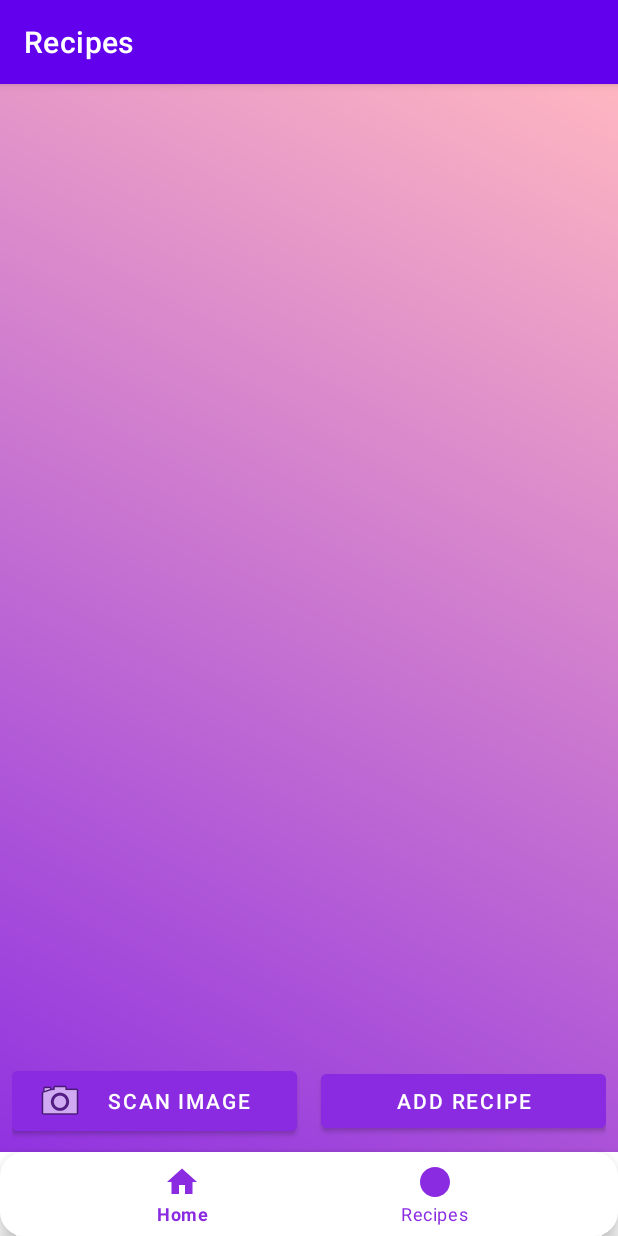
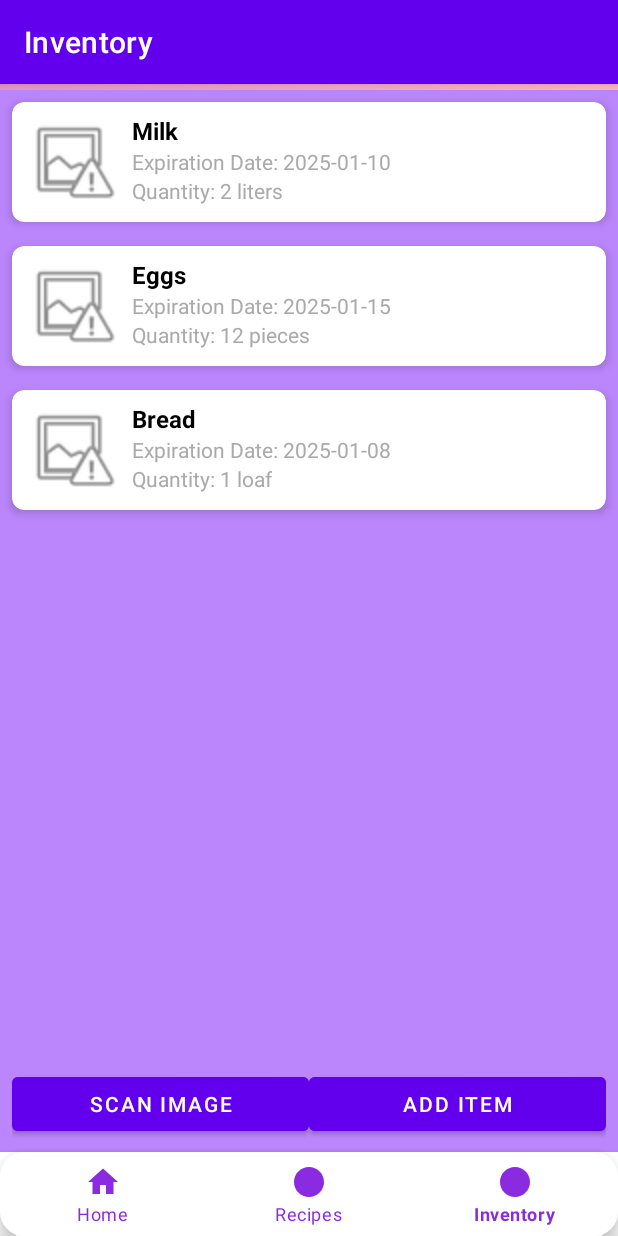
Before and after one commit to MvandeKamp/Yumly, an Android app: the RecipeFragment screen opened through its navigation route, item 3 of the bottom bar chosen, on a phone screen of 412 x 824 dp. Run offline under Robolectric (Android 15) with nearby library versions, the light colour scheme and no system bars; our stand-ins replace Room's generated code, navigation-ui.

Commit message:
newest features ye ye ye

```diff
--- a/app/src/main/java/com/mvandekamp/yumly/MainActivity.java
+++ b/app/src/main/java/com/mvandekamp/yumly/MainActivity.java
@@ -1,6 +1,7 @@
 package com.mvandekamp.yumly;
 
 import android.os.Bundle;
+import android.widget.Toolbar;
 
 import com.google.android.material.bottomnavigation.BottomNavigationView;
 
@@ -27,12 +28,14 @@ public class MainActivity extends AppCompatActivity {
         // Passing each menu ID as a set of Ids because each
         // menu should be considered as top level destinations.
         AppBarConfiguration appBarConfiguration = new AppBarConfiguration.Builder(
-                R.id.navigation_home, R.id.navigation_recipes)
+                R.id.navigation_home, R.id.navigation_recipes, R.id.navigation_inventory)
                 .build();
         NavController navController = Navigation.findNavController(this, R.id.nav_host_fragment_activity_main);
         NavigationUI.setupActionBarWithNavController(this, navController, appBarConfiguration);
         NavigationUI.setupWithNavController(binding.navView, navController);
 
+        Toolbar toolbar = findViewById(R.id.customToolbar);
+        setActionBar(toolbar);
     }
 
 }
--- a/app/src/main/java/com/mvandekamp/yumly/models/InventoryItem.java
+++ b/app/src/main/java/com/mvandekamp/yumly/models/InventoryItem.java
@@ -4,4 +4,11 @@ public class InventoryItem {
     public String name;
     public String estimatedExpirationDate; // e.g., "2025-01-10"
     public String estimatedQuantity;
+
+    // Constructor
+    public InventoryItem(String name, String estimatedExpirationDate, String estimatedQuantity) {
+        this.name = name;
+        this.estimatedExpirationDate = estimatedExpirationDate;
+        this.estimatedQuantity = estimatedQuantity;
+    }
 }
--- /dev/null
+++ b/app/src/main/java/com/mvandekamp/yumly/ui/inventory/InventoryAdapter.java
@@ -0,0 +1,61 @@
+package com.mvandekamp.yumly.ui.inventory;
+
+import android.view.LayoutInflater;
+import android.view.View;
+import android.view.ViewGroup;
+import android.widget.ImageView;
+import android.widget.TextView;
+import androidx.annotation.NonNull;
+import androidx.recyclerview.widget.RecyclerView;
+import com.mvandekamp.yumly.R;
+import com.mvandekamp.yumly.models.InventoryItem;
+import java.util.List;
+
+public class InventoryAdapter extends RecyclerView.Adapter<InventoryAdapter.InventoryViewHolder> {
+
+    private final List<InventoryItem> inventoryItems;
+
+    public InventoryAdapter(List<InventoryItem> inventoryItems) {
+        this.inventoryItems = inventoryItems;
+    }
+
+    @NonNull
+    @Override
+    public InventoryViewHolder onCreateViewHolder(@NonNull ViewGroup parent, int viewType) {
+        View view = LayoutInflater.from(parent.getContext())
+                .inflate(R.layout.item_inventory, parent, false);
+        return new InventoryViewHolder(view);
+    }
+
+    @Override
+    public void onBindViewHolder(@NonNull InventoryViewHolder holder, int position) {
+        InventoryItem item = inventoryItems.get(position);
+        holder.itemName.setText(item.name);
+        holder.itemExpirationDate.setText("Expiration Date: " + item.estimatedExpirationDate);
+        holder.itemQuantity.setText("Quantity: " + item.estimatedQuantity);
+
+        // Placeholder for image
+        holder.itemImage.setImageResource(android.R.drawable.ic_menu_report_image);
+    }
+
+    @Override
+    public int getItemCount() {
+        return inventoryItems.size();
+    }
+
+    static class InventoryViewHolder extends RecyclerView.ViewHolder {
+
+        ImageView itemImage;
+        TextView itemName;
+        TextView itemExpirationDate;
+        TextView itemQuantity;
+
+        public InventoryViewHolder(@NonNull View itemView) {
+            super(itemView);
+            itemImage = itemView.findViewById(R.id.itemImage);
+            itemName = itemView.findViewById(R.id.itemName);
+            itemExpirationDate = itemView.findViewById(R.id.itemExpirationDate);
+            itemQuantity = itemView.findViewById(R.id.itemQuantity);
+        }
+    }
+}
--- /dev/null
+++ b/app/src/main/java/com/mvandekamp/yumly/ui/inventory/InventoryFragment.java
@@ -0,0 +1,49 @@
+package com.mvandekamp.yumly.ui.inventory;
+
+import android.os.Bundle;
+import android.view.LayoutInflater;
+import android.view.View;
+import android.view.ViewGroup;
+
+import androidx.annotation.NonNull;
+import androidx.annotation.Nullable;
+import androidx.fragment.app.Fragment;
+import androidx.recyclerview.widget.LinearLayoutManager;
+import androidx.recyclerview.widget.RecyclerView;
+import com.mvandekamp.yumly.R;
+import com.mvandekamp.yumly.models.InventoryItem;
+import com.mvandekamp.yumly.models.data.AppDatabase;
+import com.mvandekamp.yumly.models.data.DatabaseClient;
+
+import java.util.ArrayList;
+import java.util.List;
+
+public class InventoryFragment extends Fragment {
+
+    private RecyclerView recyclerView;
+    private InventoryAdapter adapter;
+
+    public InventoryFragment() {
+        super(R.layout.fragment_inventory);
+    }
+
+    @Override
+    public View onCreateView(@NonNull LayoutInflater inflater,
+                             ViewGroup container, Bundle savedInstanceState) {
+        View view = inflater.inflate(R.layout.fragment_inventory, container, false);
+        AppDatabase db = DatabaseClient.getInstance(getContext()).getAppDatabase();
+
+        recyclerView = view.findViewById(R.id.recyclerView);
+        recyclerView.setLayoutManager(new LinearLayoutManager(getContext()));
+
+        // Sample data
+        List<InventoryItem> inventoryItems = new ArrayList<>();
+        inventoryItems.add(new InventoryItem("Milk", "2025-01-10", "2 liters"));
+        inventoryItems.add(new InventoryItem("Eggs", "2025-01-15", "12 pieces"));
+        inventoryItems.add(new InventoryItem("Bread", "2025-01-08", "1 loaf"));
+
+        adapter = new InventoryAdapter(inventoryItems);
+        recyclerView.setAdapter(adapter);
+        return view;
+    }
+}
--- /dev/null
+++ b/app/src/main/res/drawable/toolbar_gradient_background.xml
@@ -0,0 +1,13 @@
+<?xml version="1.0" encoding="utf-8"?>
+
+<layer-list xmlns:android="http://schemas.android.com/apk/res/android">
+    <item>
+        <shape android:shape="rectangle">
+        <gradient xmlns:android="http://schemas.android.com/apk/res/android"
+            android:angle="45"
+            android:startColor="#8E44AD"
+            android:endColor="#FF6F61"
+            android:type="linear" />
+        </shape>
+    </item>
+</layer-list>
--- a/app/src/main/res/layout/fragment_home.xml
+++ b/app/src/main/res/layout/fragment_home.xml
@@ -8,10 +8,27 @@
     android:background="@drawable/gradient_background"
     tools:context=".ui.home.HomeFragment">
 
+    <!-- Custom Toolbar -->
+    <android.widget.Toolbar
+        android:id="@+id/customToolbar"
+        android:layout_width="0dp"
+        android:layout_height="wrap_content"
+        android:background="@drawable/toolbar_gradient_background"
+        android:elevation="4dp"
+        android:padding="16dp"
+        app:layout_constraintEnd_toEndOf="parent"
+        app:layout_constraintStart_toStartOf="parent"
+        app:layout_constraintTop_toTopOf="parent"
+        app:title="Home"
+        app:titleTextAppearance="@style/CustomToolbarTitle"
+        app:titleTextColor="@android:color/white" />
+
     <ScrollView
         android:layout_width="match_parent"
-        android:layout_height="match_parent"
-        android:padding="0dp">
+        android:layout_height="wrap_content"
+        android:padding="0dp"
+        app:layout_constraintStart_toStartOf="parent"
+        app:layout_constraintTop_toBottomOf="@+id/customToolbar">
 
         <LinearLayout
             android:layout_width="match_parent"
@@ -61,7 +78,7 @@
                     android:text="Open Tasks"
                     android:textColor="#333"
                     android:textSize="18sp"
-                    android:textStyle="bold"/>
+                    android:textStyle="bold" />
 
                 <ProgressBar
                     style="?android:attr/progressBarStyleHorizontal"
@@ -70,8 +87,8 @@
                     android:layout_marginTop="8dp"
                     android:max="10"
                     android:progress="8"
-                    android:progressTint="#4CAF50"
-                    android:progressBackgroundTint="#E0E0E0" />
+                    android:progressBackgroundTint="#E0E0E0"
+                    android:progressTint="#4CAF50" />
 
                 <TextView
                     android:layout_width="wrap_content"
@@ -133,8 +150,8 @@
                     android:layout_marginTop="8dp"
                     android:max="20"
                     android:progress="15"
-                    android:progressTint="#FF9800"
-                    android:progressBackgroundTint="#E0E0E0" />
+                    android:progressBackgroundTint="#E0E0E0"
+                    android:progressTint="#FF9800" />
 
                 <TextView
                     android:layout_width="wrap_content"
--- /dev/null
+++ b/app/src/main/res/layout/fragment_inventory.xml
@@ -0,0 +1,63 @@
+<?xml version="1.0" encoding="utf-8"?>
+<androidx.constraintlayout.widget.ConstraintLayout
+    xmlns:android="http://schemas.android.com/apk/res/android"
+    xmlns:app="http://schemas.android.com/apk/res-auto"
+    xmlns:tools="http://schemas.android.com/tools"
+    android:layout_width="match_parent"
+    android:layout_height="match_parent"
+    android:background="@color/purple_200"
+    tools:context=".MainActivity">
+
+    <!-- Toolbar -->
+
+    <!-- RecyclerView for the list -->
+    <androidx.recyclerview.widget.RecyclerView
+        android:id="@+id/recyclerView"
+        android:layout_width="0dp"
+        android:layout_height="0dp"
+        app:layout_constraintBottom_toTopOf="@id/bottomButtons"
+        app:layout_constraintEnd_toEndOf="parent"
+        app:layout_constraintStart_toStartOf="parent"
+        app:layout_constraintTop_toTopOf="parent"
+        tools:listitem="@layout/item_inventory" />
+
+    <!-- Bottom buttons -->
+    <LinearLayout
+        android:id="@+id/bottomButtons"
+        android:layout_width="0dp"
+        android:layout_height="wrap_content"
+        android:orientation="horizontal"
+        android:padding="8dp"
+        app:layout_constraintBottom_toTopOf="@+id/bottomNavigationView"
+        app:layout_constraintEnd_toEndOf="parent"
+        app:layout_constraintStart_toStartOf="parent">
+
+        <Button
+            android:id="@+id/scanImageButton"
+            android:layout_width="0dp"
+            android:layout_height="wrap_content"
+            android:layout_weight="1"
+            android:backgroundTint="@color/purple_500"
+            android:text="Scan Image"
+            android:textColor="@android:color/white" />
+
+        <Button
+            android:id="@+id/addRecipeButton"
+            android:layout_width="0dp"
+            android:layout_height="wrap_content"
+            android:layout_weight="1"
+            android:backgroundTint="@color/purple_500"
+            android:text="Add Item"
+            android:textColor="@android:color/white" />
+    </LinearLayout>
+    <!-- Bottom Navigation Bar -->
+    <com.google.android.material.bottomnavigation.BottomNavigationView
+        android:id="@+id/bottomNavigationView"
+        android:layout_width="0dp"
+        android:layout_height="wrap_content"
+        app:layout_constraintBottom_toBottomOf="parent"
+        app:layout_constraintEnd_toEndOf="parent"
+        app:layout_constraintStart_toStartOf="parent"
+        app:menu="@menu/bottom_nav_menu"
+        tools:visibility="invisible" />
+</androidx.constraintlayout.widget.ConstraintLayout>
--- /dev/null
+++ b/app/src/main/res/layout/item_inventory.xml
@@ -0,0 +1,61 @@
+<?xml version="1.0" encoding="utf-8"?>
+<androidx.cardview.widget.CardView
+    xmlns:android="http://schemas.android.com/apk/res/android"
+    xmlns:app="http://schemas.android.com/apk/res-auto"
+    android:layout_width="match_parent"
+    android:layout_height="wrap_content"
+    android:layout_margin="8dp"
+    app:cardCornerRadius="8dp"
+    app:cardElevation="4dp">
+
+    <LinearLayout
+        android:layout_width="match_parent"
+        android:layout_height="wrap_content"
+        android:orientation="horizontal"
+        android:padding="8dp">
+
+        <!-- Placeholder for an image -->
+        <ImageView
+            android:id="@+id/itemImage"
+            android:layout_width="64dp"
+            android:layout_height="64dp"
+            android:layout_marginEnd="8dp"
+            android:contentDescription="Item Image" />
+
+        <!-- Text container -->
+        <LinearLayout
+            android:layout_width="0dp"
+            android:layout_height="wrap_content"
+            android:layout_weight="1"
+            android:orientation="vertical">
+
+            <!-- Item name -->
+            <TextView
+                android:id="@+id/itemName"
+                android:layout_width="wrap_content"
+                android:layout_height="wrap_content"
+                android:text="Item Name"
+                android:textColor="@android:color/black"
+                android:textSize="16sp"
+                android:textStyle="bold" />
+
+            <!-- Estimated expiration date -->
+            <TextView
+                android:id="@+id/itemExpirationDate"
+                android:layout_width="wrap_content"
+                android:layout_height="wrap_content"
+                android:text="Expiration Date: 2025-01-10"
+                android:textColor="@android:color/darker_gray"
+                android:textSize="14sp" />
+
+            <!-- Estimated quantity -->
+            <TextView
+                android:id="@+id/itemQuantity"
+                android:layout_width="wrap_content"
+                android:layout_height="wrap_content"
+                android:text="Quantity: 5"
+                android:textColor="@android:color/darker_gray"
+                android:textSize="14sp" />
+        </LinearLayout>
+    </LinearLayout>
+</androidx.cardview.widget.CardView>
--- a/app/src/main/res/menu/bottom_nav_menu.xml
+++ b/app/src/main/res/menu/bottom_nav_menu.xml
@@ -8,4 +8,9 @@
         android:id="@+id/navigation_recipes"
         android:icon="@drawable/ic_recipe"
         android:title="Recipes" />
+
+    <item
+        android:id="@+id/navigation_inventory"
+        android:icon="@drawable/ic_recipe"
+        android:title="Inventory" />
 </menu>
--- a/app/src/main/res/navigation/mobile_navigation.xml
+++ b/app/src/main/res/navigation/mobile_navigation.xml
@@ -16,4 +16,10 @@
         android:name="com.mvandekamp.yumly.ui.recipe.RecipeFragment"
         android:label="@string/title_recipe"
         tools:layout="@layout/fragment_recipe" />
+
+    <fragment
+        android:id="@+id/navigation_inventory"
+        android:name="com.mvandekamp.yumly.ui.inventory.InventoryFragment"
+        android:label="Inventory"
+        tools:layout="@layout/fragment_inventory" />
 </navigation>
--- /dev/null
+++ b/app/src/main/res/values/style.xml
@@ -0,0 +1,7 @@
+<?xml version="1.0" encoding="utf-8"?>
+<resources>
+    <style name="CustomToolbarTitle" parent="TextAppearance.Widget.AppCompat.Toolbar.Title">
+        <item name="android:textSize">20sp</item>
+    </style>
+
+</resources>
```
